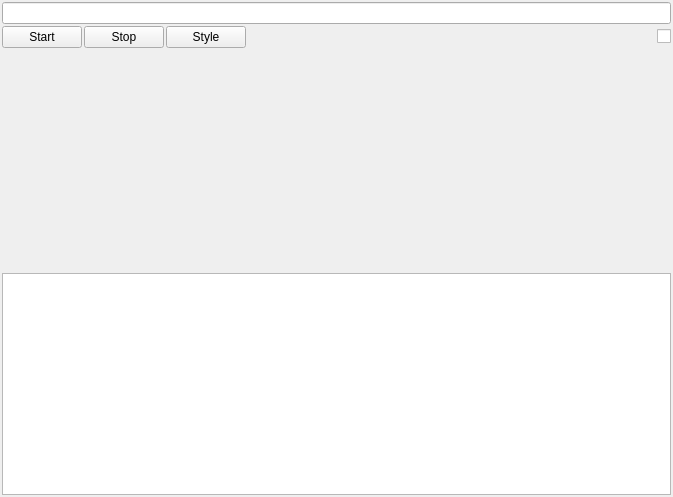
Above: ui/MainWindow.ui from nico88chessa/marcatrice-csv2json-daemon before the change. Below: the same form after it.
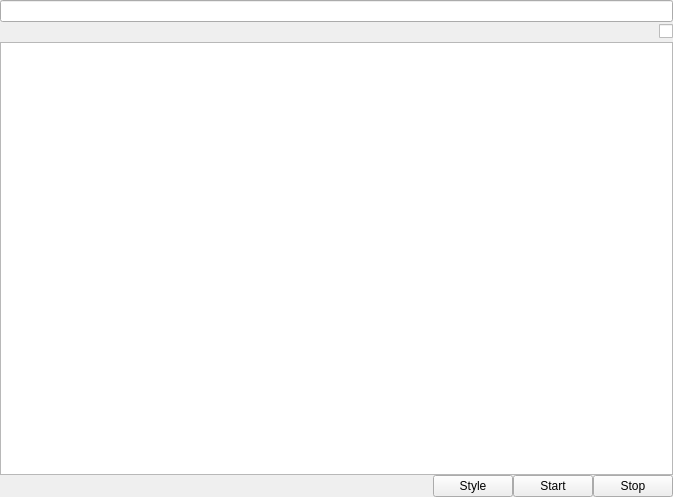
That is the form after the change. Custom widgets are drawn as their Qt base class.

What changed in the file:
```diff
--- a/ui/MainWindow.ui
+++ b/ui/MainWindow.ui
@@ -16,29 +16,60 @@
   <widget class="QWidget" name="wMain">
    <layout class="QGridLayout" name="gridLayout">
     <property name="leftMargin">
-     <number>2</number>
+     <number>0</number>
     </property>
     <property name="topMargin">
-     <number>2</number>
+     <number>0</number>
     </property>
     <property name="rightMargin">
-     <number>2</number>
+     <number>0</number>
     </property>
     <property name="bottomMargin">
-     <number>2</number>
+     <number>0</number>
     </property>
     <property name="spacing">
-     <number>2</number>
+     <number>0</number>
     </property>
-    <item row="2" column="0" colspan="2">
-     <spacer name="verticalSpacer">
+    <item row="0" column="0">
+     <widget class="QFrame" name="content">
+      <property name="frameShape">
+       <enum>QFrame::NoFrame</enum>
+      </property>
+      <property name="frameShadow">
+       <enum>QFrame::Plain</enum>
+      </property>
+      <layout class="QGridLayout" name="gridLayout_2">
+       <property name="leftMargin">
+        <number>0</number>
+       </property>
+       <property name="topMargin">
+        <number>0</number>
+       </property>
+       <property name="rightMargin">
+        <number>0</number>
+       </property>
+       <property name="bottomMargin">
+        <number>0</number>
+       </property>
+       <property name="spacing">
+        <number>0</number>
+       </property>
+       <item row="1" column="1">
+        <widget class="QCheckBox" name="cbIsRunning">
+         <property name="text">
+          <string/>
+         </property>
+        </widget>
+       </item>
+       <item row="1" column="0">
+        <spacer name="hs2">
       <property name="orientation">
-       <enum>Qt::Vertical</enum>
+          <enum>Qt::Horizontal</enum>
       </property>
       <property name="sizeHint" stdset="0">
        <size>
-        <width>20</width>
-        <height>40</height>
+           <width>40</width>
+           <height>20</height>
        </size>
       </property>
      </spacer>
@@ -76,8 +107,24 @@
       </property>
      </widget>
     </item>
-    <item row="1" column="0" colspan="2">
-     <layout class="QGridLayout" name="glButton">
+       <item row="2" column="0" colspan="2">
+        <widget class="QPlainTextEdit" name="pteEditor"/>
+       </item>
+      </layout>
+     </widget>
+    </item>
+    <item row="1" column="0">
+     <widget class="QFrame" name="bottom">
+      <property name="frameShape">
+       <enum>QFrame::NoFrame</enum>
+      </property>
+      <property name="frameShadow">
+       <enum>QFrame::Plain</enum>
+      </property>
+      <layout class="QHBoxLayout" name="horizontalLayout">
+       <property name="spacing">
+        <number>0</number>
+       </property>
       <property name="leftMargin">
        <number>0</number>
       </property>
@@ -90,54 +137,42 @@
       <property name="bottomMargin">
        <number>0</number>
       </property>
-      <property name="spacing">
-       <number>2</number>
-      </property>
-      <item row="0" column="1">
+       <item>
+        <spacer name="hs">
+         <property name="orientation">
+          <enum>Qt::Horizontal</enum>
+         </property>
+         <property name="sizeHint" stdset="0">
+          <size>
+           <width>40</width>
+           <height>20</height>
+          </size>
+         </property>
+        </spacer>
+       </item>
+       <item>
+        <widget class="QPushButton" name="pbStyle">
+         <property name="text">
+          <string>Style</string>
+         </property>
+        </widget>
+       </item>
+       <item>
        <widget class="QPushButton" name="pbStart">
         <property name="text">
          <string>Start</string>
         </property>
        </widget>
       </item>
-      <item row="0" column="2">
+       <item>
        <widget class="QPushButton" name="pbStop">
         <property name="text">
          <string>Stop</string>
         </property>
        </widget>
       </item>
-      <item row="0" column="5">
-       <widget class="QCheckBox" name="cbIsRunning">
-        <property name="text">
-         <string/>
-        </property>
-       </widget>
-      </item>
-      <item row="0" column="4">
-       <spacer name="horizontalSpacer">
-        <property name="orientation">
-         <enum>Qt::Horizontal</enum>
-        </property>
-        <property name="sizeHint" stdset="0">
-         <size>
-          <width>40</width>
-          <height>20</height>
-         </size>
-        </property>
-       </spacer>
-      </item>
-      <item row="0" column="3">
-       <widget class="QPushButton" name="pbStyle">
-        <property name="text">
-         <string>Style</string>
-        </property>
-       </widget>
-      </item>
-     </layout>
-    </item>
-    <item row="3" column="0" colspan="2">
-     <widget class="QPlainTextEdit" name="plainTextEdit"/>
+      </layout>
+     </widget>
     </item>
    </layout>
   </widget>
```
Left out of the diff: 8 changed lines with no effect on the pictures. Lines whose indentation alone changed are shown as unchanged.
